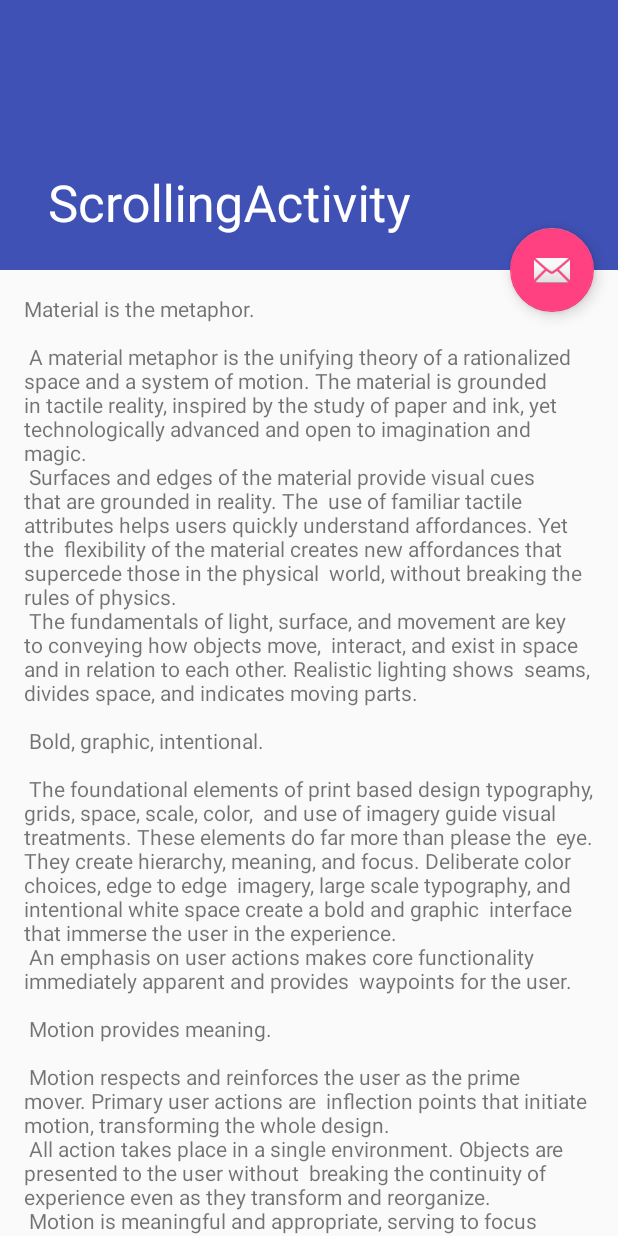
After one commit to zhxhcoder/XProject, an Android app: the ScrollingActivity screen opened directly, with no data from a screen before it, on a phone screen of 412 x 824 dp. The commit adds this screen. Run offline under Robolectric (Android 15) with nearby library versions, the phone set to English and light mode, and no system bars.

Commit message:
ScrollingActivity

```diff
--- a/app/src/main/AndroidManifest.xml
+++ b/app/src/main/AndroidManifest.xml
@@ -19,6 +19,10 @@
                 <category android:name="android.intent.category.LAUNCHER" />
             </intent-filter>
         </activity>
+        <activity
+            android:name=".ScrollingActivity"
+            android:label="@string/title_activity_scrolling"
+            android:theme="@style/AppTheme.NoActionBar"></activity>
     </application>
 
 </manifest>
--- /dev/null
+++ b/app/src/main/java/com/zhxh/xproject/ScrollingActivity.java
@@ -0,0 +1,28 @@
+package com.zhxh.xproject;
+
+import android.os.Bundle;
+import android.support.design.widget.FloatingActionButton;
+import android.support.design.widget.Snackbar;
+import android.support.v7.app.AppCompatActivity;
+import android.support.v7.widget.Toolbar;
+import android.view.View;
+
+public class ScrollingActivity extends AppCompatActivity {
+
+    @Override
+    protected void onCreate(Bundle savedInstanceState) {
+        super.onCreate(savedInstanceState);
+        setContentView(R.layout.activity_scrolling);
+        Toolbar toolbar = (Toolbar) findViewById(R.id.toolbar);
+        setSupportActionBar(toolbar);
+
+        FloatingActionButton fab = (FloatingActionButton) findViewById(R.id.fab);
+        fab.setOnClickListener(new View.OnClickListener() {
+            @Override
+            public void onClick(View view) {
+                Snackbar.make(view, "Replace with your own action", Snackbar.LENGTH_LONG)
+                        .setAction("Action", null).show();
+            }
+        });
+    }
+}
--- /dev/null
+++ b/app/src/main/res/layout/activity_scrolling.xml
@@ -0,0 +1,47 @@
+<?xml version="1.0" encoding="utf-8"?>
+<android.support.design.widget.CoordinatorLayout xmlns:android="http://schemas.android.com/apk/res/android"
+    xmlns:app="http://schemas.android.com/apk/res-auto"
+    xmlns:tools="http://schemas.android.com/tools"
+    android:layout_width="match_parent"
+    android:layout_height="match_parent"
+    android:fitsSystemWindows="true"
+    tools:context=".ScrollingActivity">
+
+    <android.support.design.widget.AppBarLayout
+        android:id="@+id/app_bar"
+        android:layout_width="match_parent"
+        android:layout_height="@dimen/app_bar_height"
+        android:fitsSystemWindows="true"
+        android:theme="@style/AppTheme.AppBarOverlay">
+
+        <android.support.design.widget.CollapsingToolbarLayout
+            android:id="@+id/toolbar_layout"
+            android:layout_width="match_parent"
+            android:layout_height="match_parent"
+            android:fitsSystemWindows="true"
+            app:contentScrim="?attr/colorPrimary"
+            app:layout_scrollFlags="scroll|exitUntilCollapsed"
+            app:toolbarId="@+id/toolbar">
+
+            <android.support.v7.widget.Toolbar
+                android:id="@+id/toolbar"
+                android:layout_width="match_parent"
+                android:layout_height="?attr/actionBarSize"
+                app:layout_collapseMode="pin"
+                app:popupTheme="@style/AppTheme.PopupOverlay" />
+
+        </android.support.design.widget.CollapsingToolbarLayout>
+    </android.support.design.widget.AppBarLayout>
+
+    <include layout="@layout/content_scrolling" />
+
+    <android.support.design.widget.FloatingActionButton
+        android:id="@+id/fab"
+        android:layout_width="wrap_content"
+        android:layout_height="wrap_content"
+        android:layout_margin="@dimen/fab_margin"
+        app:layout_anchor="@id/app_bar"
+        app:layout_anchorGravity="bottom|end"
+        app:srcCompat="@android:drawable/ic_dialog_email" />
+
+</android.support.design.widget.CoordinatorLayout>
--- /dev/null
+++ b/app/src/main/res/layout/content_scrolling.xml
@@ -0,0 +1,17 @@
+<?xml version="1.0" encoding="utf-8"?>
+<android.support.v4.widget.NestedScrollView xmlns:android="http://schemas.android.com/apk/res/android"
+    xmlns:app="http://schemas.android.com/apk/res-auto"
+    xmlns:tools="http://schemas.android.com/tools"
+    android:layout_width="match_parent"
+    android:layout_height="match_parent"
+    app:layout_behavior="@string/appbar_scrolling_view_behavior"
+    tools:context=".ScrollingActivity"
+    tools:showIn="@layout/activity_scrolling">
+
+    <TextView
+        android:layout_width="wrap_content"
+        android:layout_height="wrap_content"
+        android:layout_margin="@dimen/text_margin"
+        android:text="@string/large_text" />
+
+</android.support.v4.widget.NestedScrollView>
--- a/app/src/main/res/values/dimens.xml
+++ b/app/src/main/res/values/dimens.xml
@@ -1,3 +1,5 @@
 <resources>
     <dimen name="fab_margin">16dp</dimen>
+    <dimen name="app_bar_height">180dp</dimen>
+    <dimen name="text_margin">16dp</dimen>
 </resources>
--- a/app/src/main/res/values/strings.xml
+++ b/app/src/main/res/values/strings.xml
@@ -1,4 +1,94 @@
 <resources>
     <string name="app_name">XProject</string>
     <string name="action_settings">Settings</string>
+    <string name="title_activity_scrolling">ScrollingActivity</string>
+    <string name="large_text">
+        "Material is the metaphor.\n\n"
+
+        "A material metaphor is the unifying theory of a rationalized space and a system of motion."
+        "The material is grounded in tactile reality, inspired by the study of paper and ink, yet "
+        "technologically advanced and open to imagination and magic.\n"
+        "Surfaces and edges of the material provide visual cues that are grounded in reality. The "
+        "use of familiar tactile attributes helps users quickly understand affordances. Yet the "
+        "flexibility of the material creates new affordances that supercede those in the physical "
+        "world, without breaking the rules of physics.\n"
+        "The fundamentals of light, surface, and movement are key to conveying how objects move, "
+        "interact, and exist in space and in relation to each other. Realistic lighting shows "
+        "seams, divides space, and indicates moving parts.\n\n"
+
+        "Bold, graphic, intentional.\n\n"
+
+        "The foundational elements of print based design typography, grids, space, scale, color, "
+        "and use of imagery guide visual treatments. These elements do far more than please the "
+        "eye. They create hierarchy, meaning, and focus. Deliberate color choices, edge to edge "
+        "imagery, large scale typography, and intentional white space create a bold and graphic "
+        "interface that immerse the user in the experience.\n"
+        "An emphasis on user actions makes core functionality immediately apparent and provides "
+        "waypoints for the user.\n\n"
+
+        "Motion provides meaning.\n\n"
+
+        "Motion respects and reinforces the user as the prime mover. Primary user actions are "
+        "inflection points that initiate motion, transforming the whole design.\n"
+        "All action takes place in a single environment. Objects are presented to the user without "
+        "breaking the continuity of experience even as they transform and reorganize.\n"
+        "Motion is meaningful and appropriate, serving to focus attention and maintain continuity. "
+        "Feedback is subtle yet clear. Transitions are efﬁcient yet coherent.\n\n"
+
+        "3D world.\n\n"
+
+        "The material environment is a 3D space, which means all objects have x, y, and z "
+        "dimensions. The z-axis is perpendicularly aligned to the plane of the display, with the "
+        "positive z-axis extending towards the viewer. Every sheet of material occupies a single "
+        "position along the z-axis and has a standard 1dp thickness.\n"
+        "On the web, the z-axis is used for layering and not for perspective. The 3D world is "
+        "emulated by manipulating the y-axis.\n\n"
+
+        "Light and shadow.\n\n"
+
+        "Within the material environment, virtual lights illuminate the scene. Key lights create "
+        "directional shadows, while ambient light creates soft shadows from all angles.\n"
+        "Shadows in the material environment are cast by these two light sources. In Android "
+        "development, shadows occur when light sources are blocked by sheets of material at "
+        "various positions along the z-axis. On the web, shadows are depicted by manipulating the "
+        "y-axis only. The following example shows the card with a height of 6dp.\n\n"
+
+        "Resting elevation.\n\n"
+
+        "All material objects, regardless of size, have a resting elevation, or default elevation "
+        "that does not change. If an object changes elevation, it should return to its resting "
+        "elevation as soon as possible.\n\n"
+
+        "Component elevations.\n\n"
+
+        "The resting elevation for a component type is consistent across apps (e.g., FAB elevation "
+        "does not vary from 6dp in one app to 16dp in another app).\n"
+        "Components may have different resting elevations across platforms, depending on the depth "
+        "of the environment (e.g., TV has a greater depth than mobile or desktop).\n\n"
+
+        "Responsive elevation and dynamic elevation offsets.\n\n"
+
+        "Some component types have responsive elevation, meaning they change elevation in response "
+        "to user input (e.g., normal, focused, and pressed) or system events. These elevation "
+        "changes are consistently implemented using dynamic elevation offsets.\n"
+        "Dynamic elevation offsets are the goal elevation that a component moves towards, relative "
+        "to the component’s resting state. They ensure that elevation changes are consistent "
+        "across actions and component types. For example, all components that lift on press have "
+        "the same elevation change relative to their resting elevation.\n"
+        "Once the input event is completed or cancelled, the component will return to its resting "
+        "elevation.\n\n"
+
+        "Avoiding elevation interference.\n\n"
+
+        "Components with responsive elevations may encounter other components as they move between "
+        "their resting elevations and dynamic elevation offsets. Because material cannot pass "
+        "through other material, components avoid interfering with one another any number of ways, "
+        "whether on a per component basis or using the entire app layout.\n"
+        "On a component level, components can move or be removed before they cause interference. "
+        "For example, a floating action button (FAB) can disappear or move off screen before a "
+        "user picks up a card, or it can move if a snackbar appears.\n"
+        "On the layout level, design your app layout to minimize opportunities for interference. "
+        "For example, position the FAB to one side of stream of a cards so the FAB won’t interfere "
+        "when a user tries to pick up one of cards.\n\n"
+    </string>
 </resources>
```
